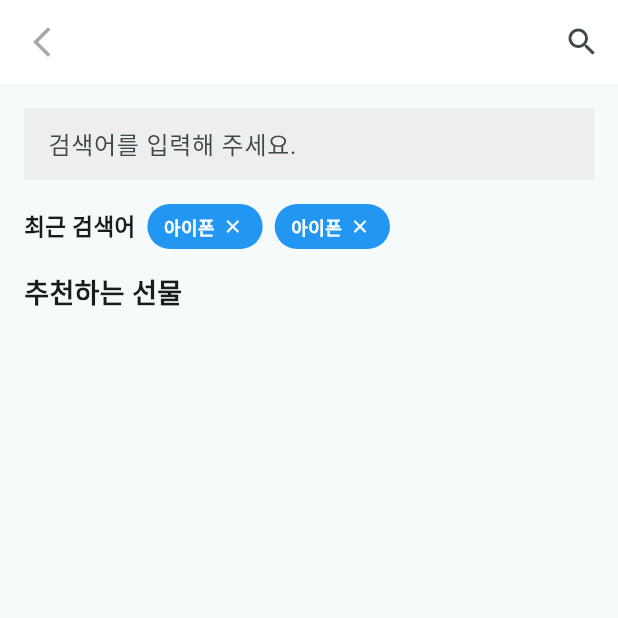
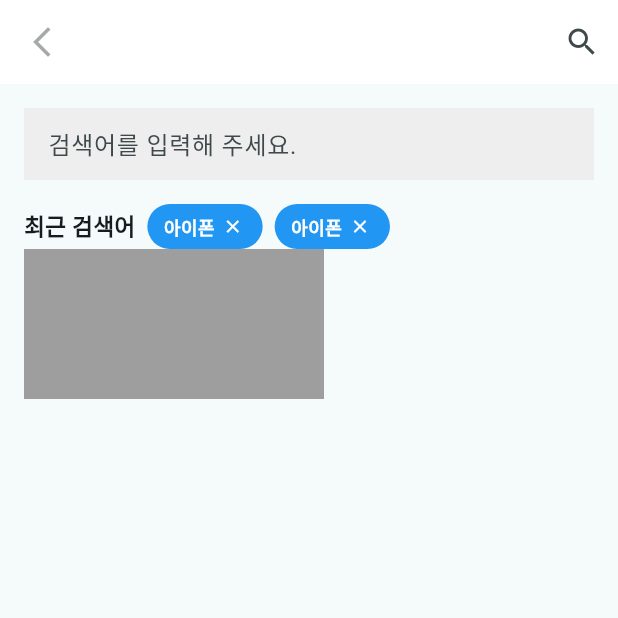
Before and after one commit to GK-solutionMD-2023-4th/seonmulbug, a Flutter app: the screen it shows after launch, on a phone screen of 412 x 824 dp, the top half of it. Run offline on Flutter 3.47's test engine with Material 3 defaults, Android fonts, the phone set to English and light mode, and no system bars; our stand-ins replace percent_indicator.

Commit message:
“우하하

```diff
--- a/lib/rookie4.dart
+++ b/lib/rookie4.dart
@@ -168,18 +168,13 @@ class _MyHomePageState extends State<MyHomePage> {
             ),
 
 
+            Container(
+             width: 200,
+             height: 100,
+             color: Colors.grey,
+            ),
 
-            // 추천하는 선물 부분
-            SizedBox(height: 16),
-            Text(
-              '추천하는 선물',
-              style: TextStyle(
-                fontSize: 18,
-                fontWeight: FontWeight.bold,
-              ),
-            ),
-            SizedBox(height: 8),
-            // TODO: 추천하는 선물을 나타내는 부분을 추가
+
           ],
         ),
       ),
```
